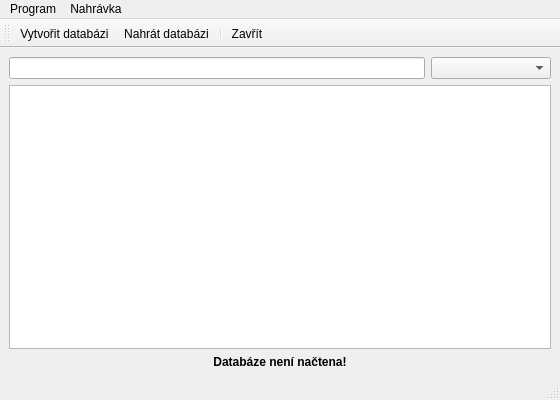
First picture: the form in mainwindow.ui, repository Lolcoman/CD_records, before the edit.
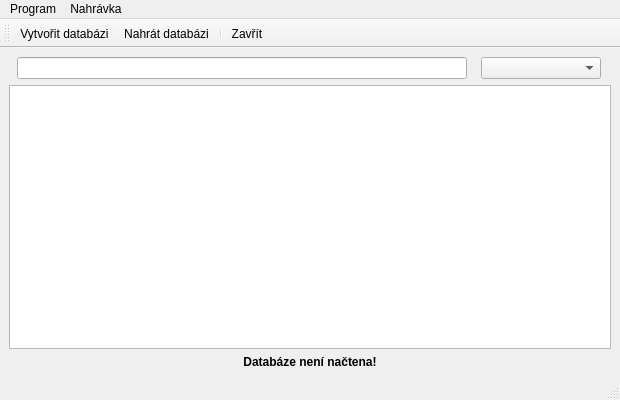
Second picture: the form after the edit. Icons and pictures are not drawn.

Patch:
```diff
--- a/mainwindow.ui
+++ b/mainwindow.ui
@@ -6,7 +6,7 @@
    <rect>
     <x>0</x>
     <y>0</y>
-    <width>560</width>
+    <width>620</width>
     <height>400</height>
    </rect>
   </property>
@@ -118,7 +118,7 @@
     <rect>
      <x>0</x>
      <y>0</y>
-     <width>560</width>
+     <width>620</width>
      <height>22</height>
     </rect>
    </property>
```
